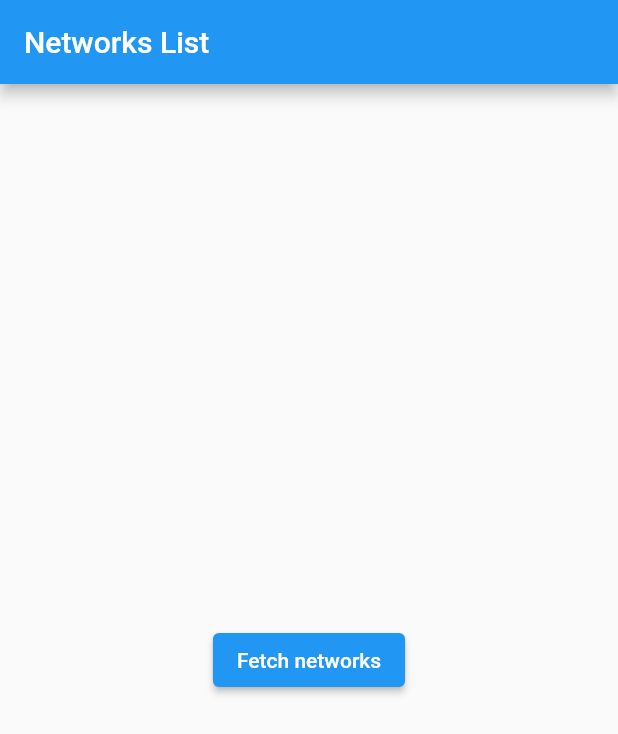
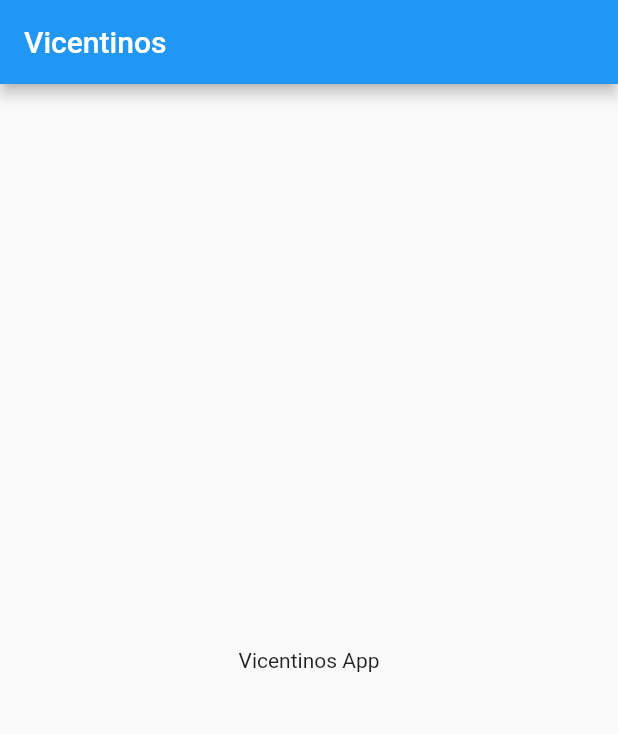
Before and after one commit to tarsislimadev/vicentinos, a Flutter app: the screen it shows after launch, on a phone screen of 412 x 824 dp. Shown: the top 734 px of the screen. Run offline on Flutter 3.47's test engine with Material 2 defaults, Android fonts, the phone set to English and light mode, and no system bars.

Commit message:
Updating app files

```diff
--- a/src/app/lib/main.dart
+++ b/src/app/lib/main.dart
@@ -1,70 +1,23 @@
 import 'package:flutter/material.dart';
-import 'package:wifi/wifi.dart';
-import 'package:wifi_iot/wifi_iot.dart';
-import 'package:permission_handler/permission_handler.dart';
 
 void main() => runApp(MyApp());
 
 class MyApp extends StatelessWidget {
   @override
-  Widget build(BuildContext context) => MaterialApp(home: NetworkListScreen());
+  Widget build(BuildContext context) => MaterialApp(home: HomePageScreen());
 }
 
-class NetworkListScreen extends StatefulWidget {
+class HomePageScreen extends StatefulWidget {
   @override
-  _NetworkListScreenState createState() => _NetworkListScreenState();
+  _HomePageScreenState createState() => _HomePageScreenState();
 }
 
-class _NetworkListScreenState extends State<NetworkListScreen> {
-  List<WifiResult> _networks = [];
-
-  @override
-  void initState() {
-    super.initState();
-    _fetchNetworks();
-  }
-
-  Future<void> _fetchNetworks() async {
-    PermissionStatus status = await Permission.locationWhenInUse.request();
-
-    if (status.isGranted) {
-      List<WifiResult> networks = await Wifi.list('');
-      setState(() { _networks = networks; });
-    }
-  }
-
-  void _createHotspot(String _ssid) async {
-    try {
-      await Wifi.createHotspot(
-        ssid: _ssid,
-        password: "abc123",
-      );
-      ScaffoldMessenger.of(context).showSnackBar(
-        SnackBar(content: Text('Hotspot created successfully')),
-      );
-    } catch (e) {
-      ScaffoldMessenger.of(context).showSnackBar(
-        SnackBar(content: Text('Failed to create hotspot: $e')),
-      );
-    }
-  }
-
+class _HomePageScreenState extends State<HomePageScreen> {
   @override
   Widget build(BuildContext context) {
     return Scaffold(
-      appBar: AppBar(title: Text('Networks List')),
-      body: _networks.isEmpty
-          ? Center(child: ElevatedButton(
-                onPressed: _fetchNetworks,
-                child: Text('Fetch networks'),
-              ))
-          : ListView.builder(
-              itemCount: _networks.length,
-              itemBuilder: (context, index) => ElevatedButton(
-                onPressed: () => await _createHotspot(_networks[index].ssid),
-                child: Text('Create Hotspot' + _networks[index].ssid),
-              ),
-          )
+      appBar: AppBar(title: Text('Vicentinos')),
+      body: Center(child: Text('Vicentinos App')),
     );
   }
 }
```
